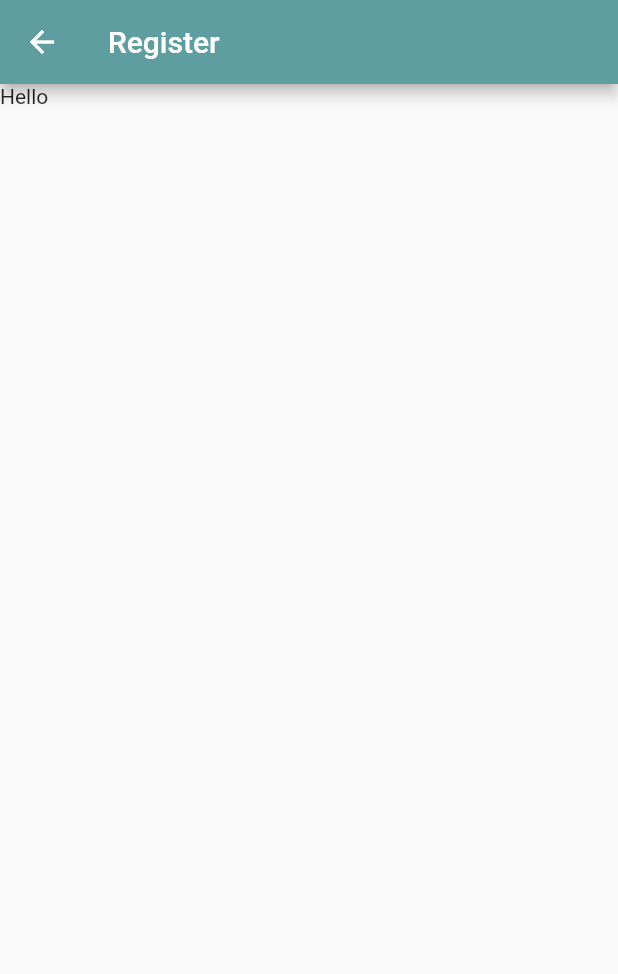
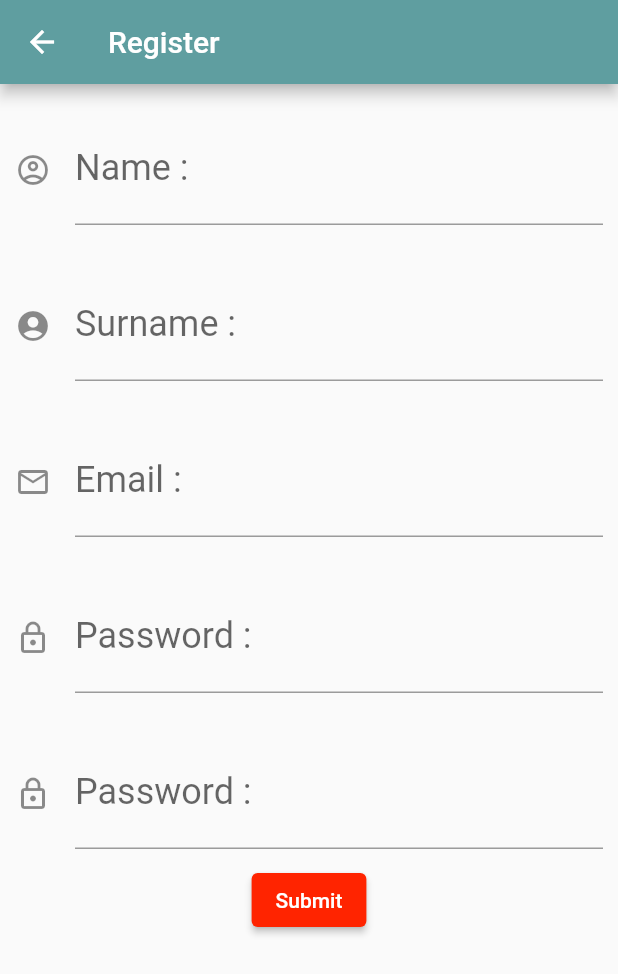
Before and after one commit to Wichakool/mobileapp_week1, a Flutter app: the Register screen opened by its route, on a phone screen of 412 x 824 dp. Shown: the top 974 px of the screen. Run offline on Flutter 3.47's test engine with Material 2 defaults, Android fonts, the light colour scheme and no system bars.

Commit message:
16-9-2564

```diff
--- a/lib/constant.dart
+++ b/lib/constant.dart
@@ -1,6 +1,9 @@
 import 'dart:io';
 
 import 'package:flutter/material.dart';
+
 const pColor = Color(0xFF5F9EA0);
 const sColor = Color(0xFFAFEEEE);
 const tColor = Color(0xFFE0FFFF);
+const regtColor = Color(0xFFFF2400);
+const boxSize = 20.0;
--- a/lib/register.dart
+++ b/lib/register.dart
@@ -1,15 +1,190 @@
 import 'package:flutter/material.dart';
+import 'package:mobileapp_week1/constant.dart';
 
 class Register extends StatefulWidget {
-
   @override
   _RegisterState createState() => _RegisterState();
 }
 
 class _RegisterState extends State<Register> {
+  var name, surname, email, password;
+  final formKey = GlobalKey<FormState>();
+  final Ppassword = TextEditingController();
+  final Cpassword = TextEditingController();
   @override
   Widget build(BuildContext context) {
-    return Scaffold(appBar: AppBar(title: Text('Register'),),
-    body: Text('Hello'),);
+    return SafeArea(
+        child: Scaffold(
+      appBar: AppBar(
+        title: Text('Register'),
+      ),
+      body: Form(
+        child: Form(
+          key: formKey,
+          child: SingleChildScrollView(
+            child: Column(
+              children: [
+                txtName(),
+                txtSurname(),
+                txtEmail(),
+                txtPassword(),
+                txtConfirmPassword(),
+                btnSubmit(),
+              ],
+            ),
+          ),
+        ),
+      ),
+    ));
   }
+
+  Widget txtName() {
+    return Container(
+      margin: EdgeInsets.fromLTRB(10, 20, 10, 10),
+      child: TextFormField(
+        style: TextStyle(
+          fontSize: 24,
+          color: regtColor,
+        ),
+        decoration: InputDecoration(
+          labelText: 'Name :',
+          icon: Icon(Icons.account_circle_outlined),
+          hintText: 'Input your name',
+        ),
+        validator: (value) {
+          if (value!.isEmpty) {
+            return 'please enter your name';
+          } else if (value.length < 8) {
+            return 'Input name more than 8 Charector';
+          }
+        },
+        onSaved: (value) {
+          name = value!.trim();
+        },
+      ),
+    );
+  }
+
+  Widget txtSurname() {
+    return Container(
+      margin: EdgeInsets.fromLTRB(10, 20, 10, 10),
+      child: TextFormField(
+        style: TextStyle(
+          fontSize: 24,
+          color: regtColor,
+        ),
+        decoration: InputDecoration(
+          labelText: 'Surname :',
+          icon: Icon(Icons.account_circle_rounded),
+          hintText: 'Input your Surname',
+        ),
+        validator: (value) {
+          if (value!.isEmpty) {
+            return 'Please enter your surname';
+          }
+        },
+        onSaved: (value) {
+          surname = value!.trim();
+        },
+      ),
+    );
+  }
+
+  Widget txtEmail() {
+    return Container(
+      margin: EdgeInsets.fromLTRB(10, 20, 10, 10),
+      child: TextFormField(
+        keyboardType: TextInputType.emailAddress,
+        style: TextStyle(
+          fontSize: 24,
+          color: regtColor,
+        ),
+        decoration: InputDecoration(
+          labelText: 'Email :',
+          icon: Icon(Icons.email_outlined),
+          hintText: 'Input your Email',
+        ),
+        validator: (value) {
+          if (!(value!.contains('@'))) {
+            return 'Please enter "@" in your email format';
+          } else if (!(value.contains("."))) {
+            return 'Please enter "." in your email format';
+          }
+        },
+        onSaved: (value) {
+          email = value!.trim();
+        },
+      ),
+    );
+  }
+
+  Widget txtPassword() {
+    return Container(
+      margin: EdgeInsets.fromLTRB(10, 20, 10, 10),
+      child: TextFormField(
+        obscureText: true,
+        style: TextStyle(
+          fontSize: 24,
+          color: regtColor,
+        ),
+        decoration: InputDecoration(
+          labelText: 'Password :',
+          icon: Icon(Icons.lock_outlined),
+          hintText: 'Input your Password',
+        ),controller: Ppassword,
+        validator: (value) {
+          if (value!.isEmpty) {
+            return 'Please enter your Password';
+          }
+        },
+        onSaved: (value) {
+          password = value!.trim();
+        },
+      ),
+    );
+  }
+
+  Widget txtConfirmPassword() {
+    return Container(
+      margin: EdgeInsets.fromLTRB(10, 20, 10, 10),
+      child: TextFormField(
+        obscureText: true,
+        style: TextStyle(
+          fontSize: 24,
+          color: regtColor,
+        ),
+        decoration: InputDecoration(
+          labelText: 'Password :',
+          icon: Icon(Icons.lock_outlined),
+          hintText: 'Input your Password',
+        ),controller: Cpassword,
+        validator: (value) {
+          if (value!.isEmpty) {
+            return 'Please enter your Confirm Password';
+          }else if(value != Ppassword.text){
+            return 'Password not match';
+          }
+        },
+        onSaved: (value) {
+          password = value!.trim();
+        },
+      ),
+    );
+  }
+
+  Widget btnSubmit() => ElevatedButton(
+        style: ElevatedButton.styleFrom(
+          primary: regtColor,
+        ),
+        onPressed: () {
+          print("Hello!");
+          if (formKey.currentState!.validate()) {
+            formKey.currentState!.save();
+            formKey.currentState!.reset();
+          }
+          print("Name : $name Surname : $surname  Email : $email");
+          print("Register Complete!");
+        },
+        child: Text('Submit'),
+      );
 }
```
